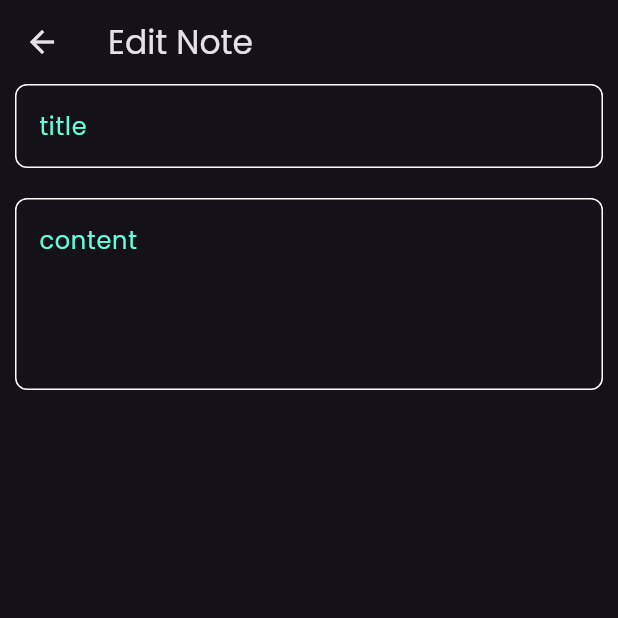
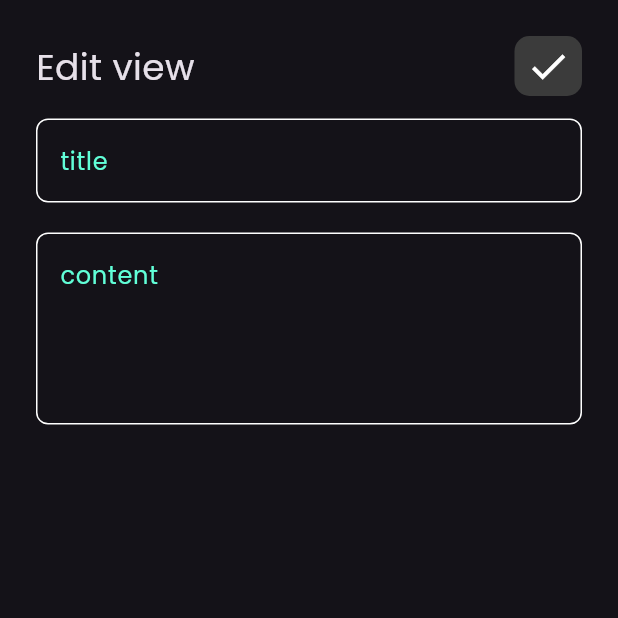
Before and after one commit to 01273904861/notes_app, a Flutter app: the screen it shows after launch, after a tap on "Flutter Tips", on a phone screen of 412 x 824 dp, the top half of it. Run offline on Flutter 3.47's test engine with Material 3 defaults, Android fonts, the phone set to English and light mode, and no system bars.

Commit message:
add custom appbar to edit not view

```diff
--- a/lib/views/edit_view.dart
+++ b/lib/views/edit_view.dart
@@ -1,15 +1,15 @@
 import 'package:flutter/material.dart';
-import 'package:notes_app/widgets/custom_textField.dart';
+
 import 'package:notes_app/widgets/edit_view_body.dart';
 
-class EditView extends StatelessWidget {
-  const EditView({super.key});
-  static String id= 'EditView';
+class EditNotesView extends StatelessWidget {
+  const EditNotesView({super.key});
+  static String id = 'EditView';
   @override
   Widget build(BuildContext context) {
     return Scaffold(
-      appBar: AppBar(title: Text('Edit Note'),),
-      body: EDitViewBody(),
+
+      body: EditNotesViewBody(),
     );
   }
 }
--- a/lib/views/notes_view.dart
+++ b/lib/views/notes_view.dart
@@ -1,7 +1,7 @@
 import 'package:flutter/material.dart';
 import 'package:notes_app/constats.dart';
 import 'package:notes_app/views/edit_view.dart';
-import 'package:notes_app/views/notes_body.dart';
+import 'package:notes_app/widgets/notes_body.dart';
 import 'package:notes_app/widgets/add_notes_modalbottomsheet.dart';
 
 class NotesView extends StatelessWidget {
@@ -13,7 +13,7 @@ class NotesView extends StatelessWidget {
   Widget build(BuildContext context) {
     return MaterialApp(
       routes: {
-        EditView.id :(context) => EditView(),
+        EditNotesView.id: (context) => EditNotesView(),
       },
       debugShowCheckedModeBanner: false,
       theme: ThemeData(
@@ -21,7 +21,6 @@ class NotesView extends StatelessWidget {
         brightness: Brightness.dark,
       ),
       home: Scaffold(
-
         floatingActionButton: FloatingActionButton(
           backgroundColor: kPrimaryColor,
           onPressed: () {
@@ -43,7 +42,6 @@ class NotesView extends StatelessWidget {
             color: Colors.black,
           ),
         ),
-
         body: NotesViewBody(),
       ),
     );
--- a/lib/widgets/custom_appbar.dart
+++ b/lib/widgets/custom_appbar.dart
@@ -1,22 +1,23 @@
-
 import 'package:flutter/material.dart';
 import 'package:notes_app/widgets/search_icon.dart';
 
 class CustomAppBar extends StatelessWidget {
-  const CustomAppBar({
+ const CustomAppBar({
     super.key,
+    required this.title, required this.icon,
   });
-
+ final  String title;
+ final  IconData icon;
   @override
   Widget build(BuildContext context) {
     return Row(
       mainAxisAlignment: MainAxisAlignment.spaceBetween,
       children: [
         Text(
-          'Notes',
+          title,
           style: TextStyle(fontSize: 24),
         ),
-        SearchIcon(),
+        CustomIcon(icon: icon,),
       ],
     );
   }
--- a/lib/widgets/custom_note_item.dart
+++ b/lib/widgets/custom_note_item.dart
@@ -11,7 +11,7 @@ class CustomNoteItem extends StatelessWidget {
         Navigator.of(context).push(
           MaterialPageRoute(
             builder: (context) {
-              return EditView();
+              return EditNotesView();
             },
           ),
         );
--- a/lib/widgets/edit_view_body.dart
+++ b/lib/widgets/edit_view_body.dart
@@ -1,17 +1,25 @@
 import 'package:flutter/material.dart';
+import 'package:notes_app/widgets/custom_appbar.dart';
 import 'package:notes_app/widgets/custom_textField.dart';
 
-class EDitViewBody extends StatelessWidget {
-  const EDitViewBody({
+class EditNotesViewBody extends StatelessWidget {
+  const EditNotesViewBody({
     super.key,
   });
 
   @override
   Widget build(BuildContext context) {
     return Padding(
-      padding: const EdgeInsets.symmetric(horizontal: 10),
+      padding: const EdgeInsets.only(top: 24, right: 24, left: 24),
       child: Column(
         children: [
+          CustomAppBar(
+            icon: Icons.check,
+            title: 'Edit view',
+          ),
+          SizedBox(
+            height: 15,
+          ),
           CustomTextfiled(hinttext: 'title'),
           SizedBox(
             height: 20,
--- a/lib/views/notes_body.dart
+++ b/lib/widgets/notes_body.dart
@@ -1,6 +1,4 @@
-import 'package:flutter/cupertino.dart';
 import 'package:flutter/material.dart';
-import 'package:flutter/widgets.dart';
 import 'package:notes_app/widgets/custom_appbar.dart';
 import 'package:notes_app/widgets/notes_listview.dart';
 
@@ -13,7 +11,10 @@ class NotesViewBody extends StatelessWidget {
       padding: const EdgeInsets.only(top: 24, right: 24, left: 24),
       child: Column(
         children: [
-          const CustomAppBar(),
+          const CustomAppBar(
+            icon: Icons.search,
+            title: 'Notes',
+          ),
           SizedBox(height: 15),
           Expanded(
             child: const NotesListView(),
--- a/lib/widgets/search_icon.dart
+++ b/lib/widgets/search_icon.dart
@@ -1,11 +1,13 @@
+import 'package:flutter/cupertino.dart';
+import 'package:flutter/material.dart';
+import 'package:flutter/widgets.dart';
 
-import 'package:flutter/material.dart';
-
-class SearchIcon extends StatelessWidget {
-  const SearchIcon({
+class CustomIcon extends StatelessWidget {
+  CustomIcon({
     super.key,
+    required this.icon,
   });
-
+  final IconData icon;
   @override
   Widget build(BuildContext context) {
     return Container(
@@ -15,11 +17,8 @@ class SearchIcon extends StatelessWidget {
         color: const Color(0xff3B3B3B),
         borderRadius: BorderRadius.circular(10),
       ),
-      child: const Center(
-        child: Icon(
-          Icons.search,
-          size: 30,
-        ),
+      child: Center(
+        child: Icon(icon , size:30),
       ),
     );
   }
```
